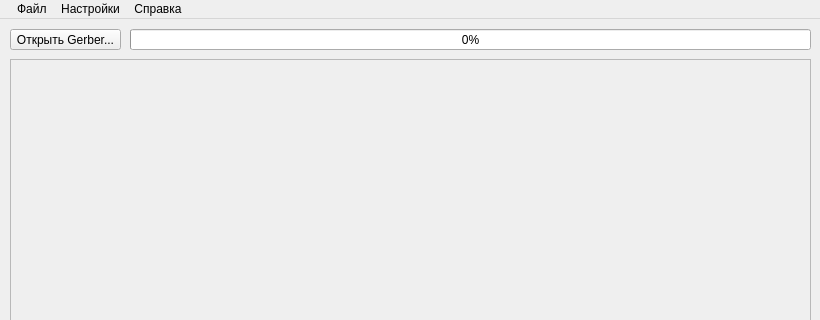
The window that main_window.ui (raininforest/GerberTranslator) describes before a commit, drawn with Qt 5; both pictures show x 0 to 820 and y 0 to 320 of the 820 by 480 pixel window.
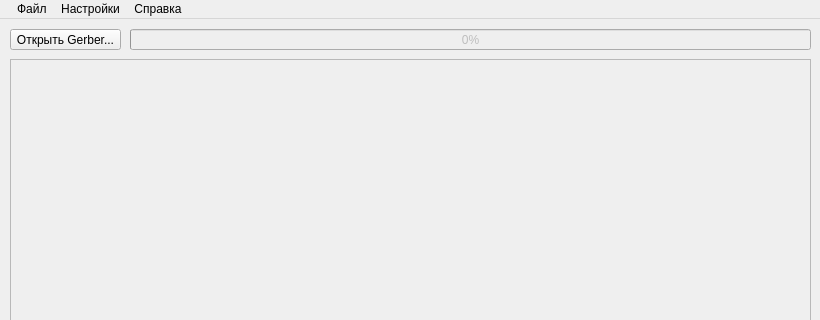
The same window after the commit.

Commit message: ГУИ полностью отделен от логики с помощью нового модуля controller. Теперь можно подключать либо гуи на основе Widget, либо на основе QML. Интерфейс между ними осуществляется через controller (в нем глобальная структура с параметрами (настройки ini) и список файлов для обработки)

```diff
--- a/main_window.ui
+++ b/main_window.ui
@@ -250,6 +250,9 @@
     </property>
    </widget>
    <widget class="QProgressBar" name="progressBar">
+    <property name="enabled">
+     <bool>false</bool>
+    </property>
     <property name="geometry">
      <rect>
       <x>130</x>
```
Left out of the diff: 2 changed lines with no effect on the pictures. The commit also changes 7 other files.
